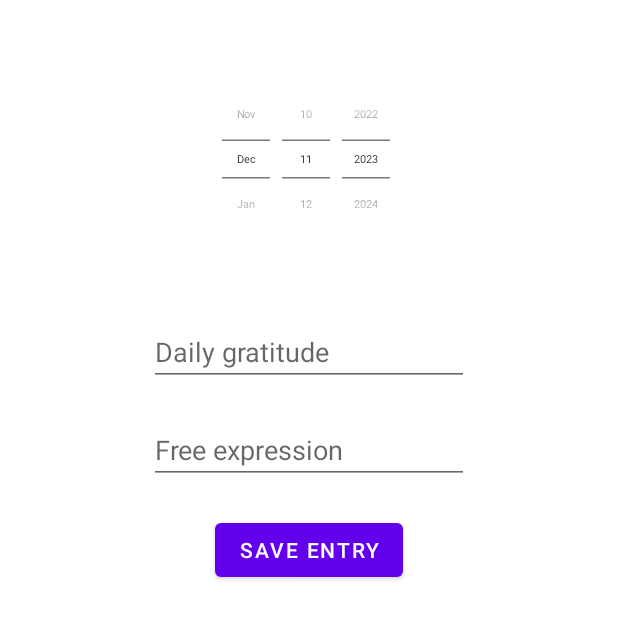
After one commit to Ulpeo/Moodify, an Android app: the layout fragment_new_entry.xml on its own in the app's theme, with its tools: preview values and no code run, on a phone screen of 412 x 824 dp. The commit adds this screen. Shown: the top 619 px of the screen. Run offline under Robolectric (Android 15) with nearby library versions, the phone set to English and light mode, and no system bars.

Commit message:
Setup Room DB for Diary Entries
Primay Key: Date --> only one entry per day

```diff
--- a/app/src/main/java/com/example/moodify/GetEventFragment.kt
+++ b/app/src/main/java/com/example/moodify/GetEventFragment.kt
@@ -215,8 +215,7 @@ class GetEventFragment : Fragment() {
     private fun chooseAccount() {
         if (EasyPermissions.hasPermissions(requireContext(), Manifest.permission.GET_ACCOUNTS)) {
             val accountName = null
-                this.activity?.getPreferences(Context.MODE_PRIVATE)
-                ?.getString(PREF_ACCOUNT_NAME, null)
+            this.activity?.getPreferences(Context.MODE_PRIVATE)?.getString(PREF_ACCOUNT_NAME, null)
             if (accountName != null) {
                 mCredential!!.selectedAccountName = accountName
                 getResultsFromApi()
--- a/app/src/main/java/com/example/moodify/MainActivity.kt
+++ b/app/src/main/java/com/example/moodify/MainActivity.kt
@@ -79,6 +79,11 @@ class MainActivity : AppCompatActivity(), Login.Callbacks {
 
         bottomNavigationView.selectedItemId = -1
 
+        // display new entry fragment
+        binding.btnAddEntry.setOnClickListener {
+            loadFragment(NewEntryFragment())
+            true
+        }
     }
 
     //function to display fragments
--- /dev/null
+++ b/app/src/main/res/layout/fragment_new_entry.xml
@@ -0,0 +1,58 @@
+<?xml version="1.0" encoding="utf-8"?>
+<androidx.constraintlayout.widget.ConstraintLayout xmlns:android="http://schemas.android.com/apk/res/android"
+    xmlns:app="http://schemas.android.com/apk/res-auto"
+    xmlns:tools="http://schemas.android.com/tools"
+    android:id="@+id/frameLayout2"
+    android:layout_width="match_parent"
+    android:layout_height="match_parent"
+    tools:context=".NewEntryFragment" >
+
+    <DatePicker
+        android:id="@+id/entryDate"
+        android:layout_width="wrap_content"
+        android:layout_height="wrap_content"
+        android:background="#FFFFFF"
+        android:calendarViewShown="false"
+        android:datePickerMode="spinner"
+        android:scaleX=".5"
+        android:scaleY=".5"
+        android:translationZ="-1dp"
+        android:visibility="visible"
+        app:layout_constraintEnd_toEndOf="parent"
+        app:layout_constraintStart_toStartOf="parent"
+        app:layout_constraintTop_toTopOf="parent" />
+
+    <EditText
+        android:id="@+id/dailyGratitude"
+        android:layout_width="wrap_content"
+        android:layout_height="wrap_content"
+        android:ems="10"
+        android:hint="Daily gratitude"
+        android:inputType="text|textMultiLine"
+        app:layout_constraintEnd_toEndOf="parent"
+        app:layout_constraintStart_toStartOf="parent"
+        app:layout_constraintTop_toBottomOf="@+id/entryDate" />
+
+    <EditText
+        android:id="@+id/freeExpression"
+        android:layout_width="wrap_content"
+        android:layout_height="wrap_content"
+        android:layout_marginTop="20dp"
+        android:ems="10"
+        android:hint="Free expression"
+        android:inputType="text|textMultiLine"
+        app:layout_constraintEnd_toEndOf="parent"
+        app:layout_constraintStart_toStartOf="parent"
+        app:layout_constraintTop_toBottomOf="@+id/dailyGratitude" />
+
+    <Button
+        android:id="@+id/btnSaveEntry"
+        android:layout_width="wrap_content"
+        android:layout_height="wrap_content"
+        android:layout_marginTop="20dp"
+        android:text="Save Entry"
+        app:layout_constraintEnd_toEndOf="parent"
+        app:layout_constraintStart_toStartOf="parent"
+        app:layout_constraintTop_toBottomOf="@+id/freeExpression" />
+
+</androidx.constraintlayout.widget.ConstraintLayout>
```
Also changed, not shown: app/build.gradle (+8 -1 lines), app/src/main/java/com/example/moodify/DiaryEntriesDB.kt (added, +30 -0 lines), app/src/main/java/com/example/moodify/DiaryEntry.kt (added, +13 -0 lines), app/src/main/java/com/example/moodify/DiaryEntryDAO.kt (added, +22 -0 lines), app/src/main/java/com/example/moodify/NewEntryFragment.kt (added, +91 -0 lines), app/src/main/res/layout/activity_main.xml (+3 -5 lines).
